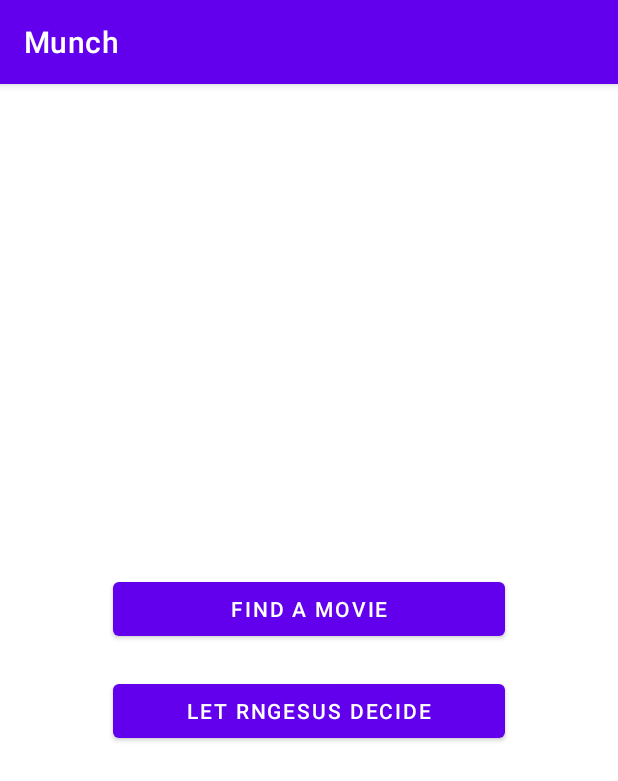
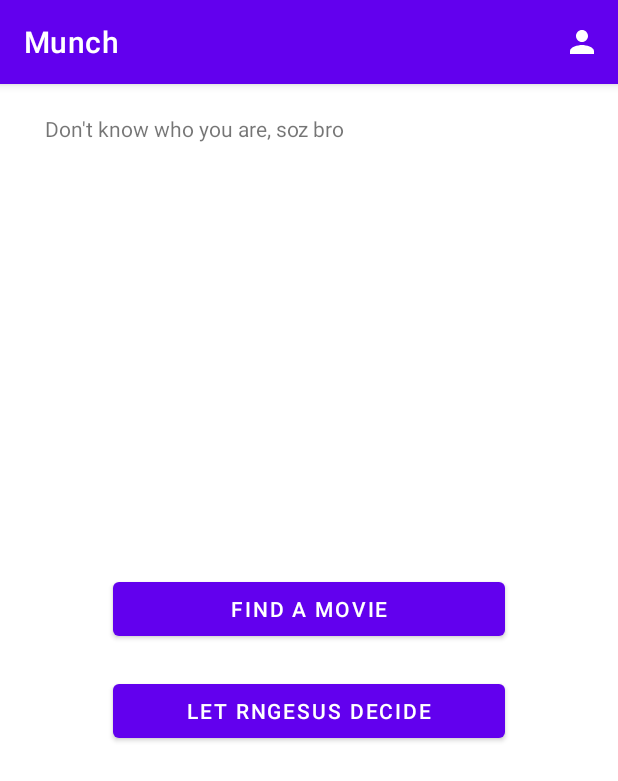
Before and after one commit to keithpang1238/Munch, an Android app: the HomeActivity screen opened directly, with no data from a screen before it, on a phone screen of 412 x 824 dp. Shown: the top 781 px of the screen. Run offline under Robolectric (Android 15) with nearby library versions, the phone set to English and light mode, and no system bars; our stand-ins replace Firebase (no records; nobody signed in at launch, a user with empty details on screens opened directly), Volley; network calls fail.

Commit message:
Implement logout from toolbar

```diff
--- a/app/build.gradle
+++ b/app/build.gradle
@@ -44,6 +44,7 @@ dependencies {
     implementation 'androidx.navigation:navigation-ui:2.3.0'
     implementation 'androidx.legacy:legacy-support-v4:1.0.0'
     implementation 'com.google.firebase:firebase-auth:19.2.0'
+    implementation 'com.google.firebase:firebase-firestore:21.4.0'
     testImplementation 'junit:junit:4.+'
     androidTestImplementation 'androidx.test.ext:junit:1.1.3'
     androidTestImplementation 'androidx.test.espresso:espresso-core:3.4.0'
--- /dev/null
+++ b/app/src/main/java/com/example/munch/BaseMenuActivity.java
@@ -0,0 +1,48 @@
+package com.example.munch;
+
+import androidx.appcompat.app.AppCompatActivity;
+
+import android.content.Intent;
+import android.os.Bundle;
+import android.view.Menu;
+import android.view.MenuItem;
+import android.widget.ArrayAdapter;
+import android.widget.Spinner;
+
+import com.google.firebase.auth.FirebaseAuth;
+
+public class BaseMenuActivity extends AppCompatActivity {
+
+    private FirebaseAuth mAuth;
+
+    @Override
+    protected void onCreate(Bundle savedInstanceState) {
+        super.onCreate(savedInstanceState);
+        setContentView(R.layout.activity_base_menu);
+        mAuth = FirebaseAuth.getInstance();
+    }
+
+    @Override
+    public boolean onCreateOptionsMenu(Menu menu) {
+        // Inflate the menu; this adds items to the action bar if it is present.
+        getMenuInflater().inflate(R.menu.header_menu, menu);
+        MenuItem menuLogoutItem = menu.findItem(R.id.menu_logout);
+        menuLogoutItem.setOnMenuItemClickListener(new MenuItem.OnMenuItemClickListener() {
+            @Override
+            public boolean onMenuItemClick(MenuItem item) {
+                if (item.getItemId() == R.id.menu_logout) {
+                    mAuth.signOut();
+                    Intent intent = new Intent(BaseMenuActivity.this, LoginActivity.class);
+                    intent.addFlags(Intent.FLAG_ACTIVITY_NEW_TASK
+                            | Intent.FLAG_ACTIVITY_CLEAR_TOP
+                            | Intent.FLAG_ACTIVITY_CLEAR_TASK);
+                    startActivity(intent);
+                    finish();
+                }
+                return true;
+            }
+        });
+        return true;
+    }
+
+}
--- a/app/src/main/java/com/example/munch/HomeActivity.java
+++ b/app/src/main/java/com/example/munch/HomeActivity.java
@@ -1,5 +1,7 @@
 package com.example.munch;
 
+import androidx.annotation.NonNull;
+import androidx.annotation.Nullable;
 import androidx.appcompat.app.AppCompatActivity;
 
 import android.content.Intent;
@@ -7,12 +9,20 @@ import android.os.Bundle;
 import android.view.View;
 import android.widget.Button;
 import android.widget.ProgressBar;
+import android.widget.TextView;
 import android.widget.Toast;
 
 import com.android.volley.RequestQueue;
 import com.android.volley.VolleyError;
 import com.android.volley.toolbox.StringRequest;
 import com.android.volley.toolbox.Volley;
+import com.google.firebase.auth.FirebaseAuth;
+import com.google.firebase.firestore.DocumentReference;
+import com.google.firebase.firestore.DocumentSnapshot;
+import com.google.firebase.firestore.EventListener;
+import com.google.firebase.firestore.FirebaseFirestore;
+import com.google.firebase.firestore.FirebaseFirestoreException;
+import com.google.firebase.firestore.ListenerRegistration;
 
 import org.json.JSONArray;
 import org.json.JSONException;
@@ -21,12 +31,14 @@ import org.json.JSONObject;
 import java.util.HashMap;
 import java.util.HashSet;
 import java.util.Map;
+import java.util.Objects;
 
-public class HomeActivity extends AppCompatActivity implements View.OnClickListener{
+public class HomeActivity extends BaseMenuActivity implements View.OnClickListener{
 
     private Button searchMovieButton;
     private Button randomShowBtn;
     private ProgressBar progressBar;
+    private TextView welcomeTxt;
 
     private RequestQueue queue;
     private APIHelper apiHelper;
@@ -53,6 +65,12 @@ public class HomeActivity extends AppCompatActivity implements View.OnClickListe
     private Boolean attemptedTVGenreRetrieval;
     private Boolean attemptedProviderRetrieval;
 
+    private FirebaseAuth mAuth;
+    private FirebaseFirestore mStore;
+    private String userID;
+    private ListenerRegistration registration;
+
+
     @Override
     protected void onCreate(Bundle savedInstanceState) {
         super.onCreate(savedInstanceState);
@@ -61,13 +79,18 @@ public class HomeActivity extends AppCompatActivity implements View.OnClickListe
         // Initialise the queue object for making API calls
         queue = Volley.newRequestQueue(this);
 
+        mAuth = FirebaseAuth.getInstance();
+        mStore = FirebaseFirestore.getInstance();
+        userID = mAuth.getCurrentUser().getUid();
+
         searchMovieButton = findViewById(R.id.searchShowBtn);
+        randomShowBtn = findViewById(R.id.randomShowBtn);
+        progressBar = findViewById(R.id.loadingConfigsBar);
+        welcomeTxt = findViewById(R.id.welcomeTxt);
+
         searchMovieButton.setVisibility(View.GONE);
-
-        randomShowBtn = findViewById(R.id.randomShowBtn);
         randomShowBtn.setVisibility(View.GONE);
-
-        progressBar = findViewById(R.id.loadingConfigsBar);
+        welcomeTxt.setVisibility(View.GONE);
 
         apiHelper = new APIHelper();
         dbHelper = new DBHelper(this);
@@ -115,6 +138,10 @@ public class HomeActivity extends AppCompatActivity implements View.OnClickListe
     @Override
     protected void onStop () {
         super.onStop();
+        if (registration != null) {
+            registration.remove();
+            registration = null;
+        }
         if (queue != null) {
             queue.cancelAll(TAG_SEARCH_SHOW);
             queue.cancelAll(TAG_TV_GENRE);
@@ -130,15 +157,49 @@ public class HomeActivity extends AppCompatActivity implements View.OnClickListe
                 && attemptedImageConfigRetrieval
                 && attemptedProviderRetrieval) {
 
-            // Hide loader
-            progressBar.setVisibility(View.INVISIBLE);
+            DocumentReference userDataDoc = mStore.collection("users").document(userID);
+            registration = userDataDoc.addSnapshotListener(this, new EventListener<DocumentSnapshot>() {
+                @Override
+                public void onEvent(@Nullable DocumentSnapshot documentSnapshot, @Nullable FirebaseFirestoreException e) {
+                    if (documentSnapshot != null) {
+                        // Generate and display welcome message
+                        String firstName = documentSnapshot.getString("FirstName");
+                        String accountType = documentSnapshot.getString("AccountType");
+                        welcomeTxt.setVisibility(View.VISIBLE);
 
-            // prepare buttons
-            searchMovieButton.setVisibility(View.VISIBLE);
-            searchMovieButton.setOnClickListener(this);
+                        String unknownMessage = "Don't know who you are, soz bro";
+                        String welcomeMessage;
+                        if (accountType != null) {
+                            if (accountType.equals("standard")) {
+                                if (firstName != null) {
+                                    welcomeMessage = "Welcome " + firstName;
+                                } else {
+                                    welcomeMessage = unknownMessage;
+                                }
+                            } else if (accountType.equals("special")) {
+                                welcomeMessage = "Heya";
+                            } else {
+                                welcomeMessage = unknownMessage;
+                            }
+                        } else {
+                            welcomeMessage = unknownMessage;
+                        }
 
-            randomShowBtn.setVisibility(View.VISIBLE);
-            randomShowBtn.setOnClickListener(this);
+                        welcomeTxt.setText(welcomeMessage);
+                    }
+
+                    // Hide loader
+                    progressBar.setVisibility(View.INVISIBLE);
+
+                    // Prepare buttons
+                    searchMovieButton.setVisibility(View.VISIBLE);
+                    searchMovieButton.setOnClickListener(HomeActivity.this);
+
+                    randomShowBtn.setVisibility(View.VISIBLE);
+                    randomShowBtn.setOnClickListener(HomeActivity.this);
+
+                }
+            });
         }
     }
 
--- a/app/src/main/java/com/example/munch/LoginActivity.java
+++ b/app/src/main/java/com/example/munch/LoginActivity.java
@@ -16,6 +16,8 @@ import com.google.android.gms.tasks.Task;
 import com.google.firebase.auth.AuthResult;
 import com.google.firebase.auth.FirebaseAuth;
 
+import java.util.Objects;
+
 public class LoginActivity extends AppCompatActivity implements View.OnClickListener{
 
     private Button loginBtn;
@@ -27,6 +29,9 @@ public class LoginActivity extends AppCompatActivity implements View.OnClickList
     protected void onCreate(Bundle savedInstanceState) {
         super.onCreate(savedInstanceState);
         setContentView(R.layout.activity_main);
+
+        Objects.requireNonNull(this.getSupportActionBar()).hide();
+
         mAuth = FirebaseAuth.getInstance();
 
         loginBtn = findViewById(R.id.loginBtn);
--- a/app/src/main/java/com/example/munch/RandomShowActivity.java
+++ b/app/src/main/java/com/example/munch/RandomShowActivity.java
@@ -26,7 +26,7 @@ import java.util.HashMap;
 import java.util.Map;
 import java.util.Random;
 
-public class RandomShowActivity extends AppCompatActivity implements View.OnClickListener{
+public class RandomShowActivity extends BaseMenuActivity implements View.OnClickListener{
 
     private JSONArray showArray;
     private Integer numViewed;
--- a/app/src/main/java/com/example/munch/SearchMovieActivity.java
+++ b/app/src/main/java/com/example/munch/SearchMovieActivity.java
@@ -31,7 +31,7 @@ import java.util.Random;
 import java.util.Set;
 import java.util.StringJoiner;
 
-public class SearchMovieActivity extends AppCompatActivity {
+public class SearchMovieActivity extends BaseMenuActivity {
 
     private Map<String, String> searchPayload;
 
@@ -40,10 +40,6 @@ public class SearchMovieActivity extends AppCompatActivity {
     private HashMap<String, String> tvGenres;
     private HashMap<String, String> imageConfigs;
     private HashMap<String, String> providers;
-
-    private final String API = "&api_key=" + BuildConfig.movieAPIKey;
-    private final String URL_PREFIX_MOVIE_GENRE = "https://api.themoviedb.org/3/genre/movie/list??";
-    private final String URL_PREFIX_TV_GENRE = "https://api.themoviedb.org/3/genre/tv/list??";
 
     private String selectedGenresString;   // Pipe-separated string of genre ids
     private String selectedProvidersString;
--- /dev/null
+++ b/app/src/main/res/drawable/user_icon.xml
@@ -0,0 +1,5 @@
+<vector android:height="24dp" android:tint="#FFFFFF"
+    android:viewportHeight="24" android:viewportWidth="24"
+    android:width="24dp" xmlns:android="http://schemas.android.com/apk/res/android">
+    <path android:fillColor="@android:color/white" android:pathData="M12,12c2.21,0 4,-1.79 4,-4s-1.79,-4 -4,-4 -4,1.79 -4,4 1.79,4 4,4zM12,14c-2.67,0 -8,1.34 -8,4v2h16v-2c0,-2.66 -5.33,-4 -8,-4z"/>
+</vector>
--- a/app/src/main/res/layout/activity_home.xml
+++ b/app/src/main/res/layout/activity_home.xml
@@ -2,10 +2,17 @@
 <RelativeLayout xmlns:android="http://schemas.android.com/apk/res/android"
     xmlns:app="http://schemas.android.com/apk/res-auto"
     xmlns:tools="http://schemas.android.com/tools"
-    android:layout_width="wrap_content"
+    android:layout_width="match_parent"
+    android:layout_height="match_parent"
+    tools:context=".HomeActivity">
+
+    <TextView
+        android:layout_width="match_parent"
         android:layout_height="wrap_content"
-    android:layout_gravity="center"
-    tools:context=".HomeActivity">
+        android:id="@+id/welcomeTxt"
+        android:layout_marginTop="20dp"
+        android:layout_marginLeft="30dp"
+        android:layout_marginRight="30dp"/>
 
     <ProgressBar
         android:id="@+id/loadingConfigsBar"
@@ -14,7 +21,10 @@
         android:layout_centerInParent="true"
         />
 
-
+        <RelativeLayout
+            android:layout_width="match_parent"
+            android:layout_height="wrap_content"
+            android:layout_centerInParent="true">
         <Button
             android:layout_width="match_parent"
             android:layout_height="wrap_content"
@@ -36,3 +46,5 @@
         </Button>
 
     </RelativeLayout>
+
+</RelativeLayout>
--- /dev/null
+++ b/app/src/main/res/menu/header_menu.xml
@@ -0,0 +1,18 @@
+<?xml version="1.0" encoding="utf-8"?>
+<menu xmlns:android="http://schemas.android.com/apk/res/android"
+    xmlns:app="http://schemas.android.com/apk/res-auto">
+    <item android:id="@+id/userSpinner"
+        android:icon="@drawable/user_icon"
+        app:showAsAction="always"
+        android:title="userSettings">
+
+        <menu>
+            <item
+                android:id="@+id/menu_profile"
+                android:title="Profile" />
+            <item
+                android:id="@+id/menu_logout"
+                android:title="Logout" />
+        </menu>
+    </item>
+</menu>
```
Also changed, not shown: app/src/main/AndroidManifest.xml (+4 -7 lines), app/src/main/res/layout/activity_base_menu.xml (added, +19 -0 lines). Lines whose indentation alone changed are shown as unchanged.
